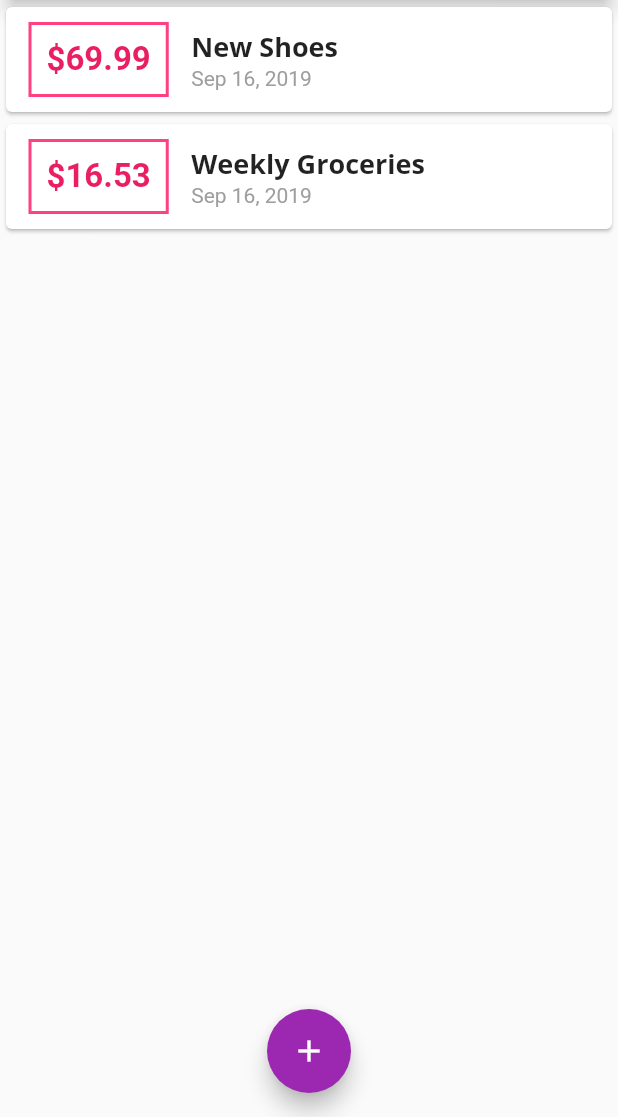
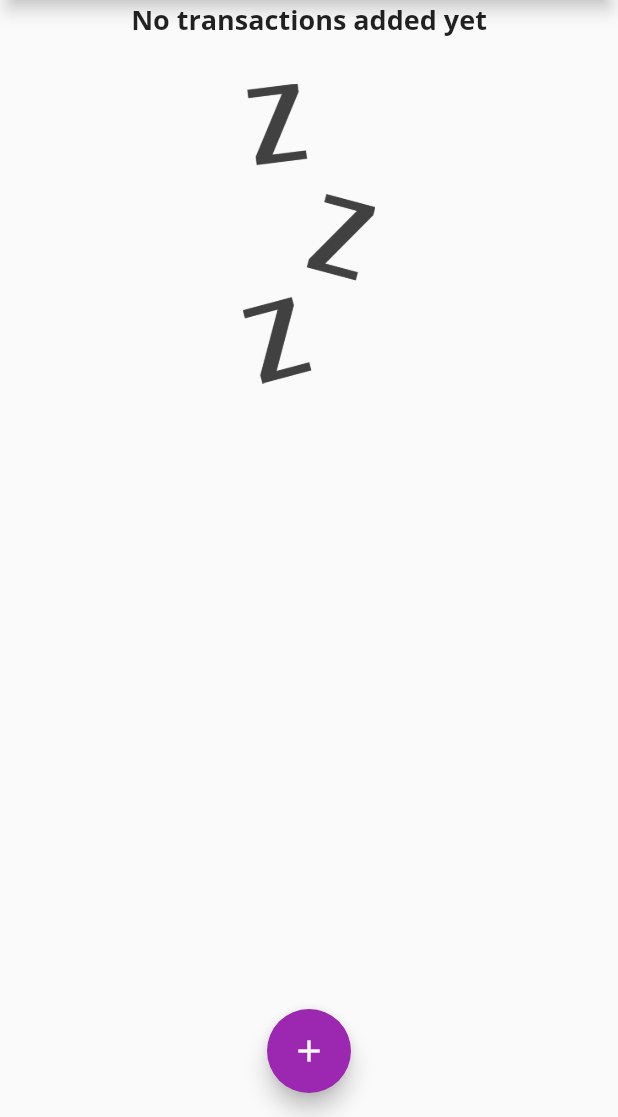
Before and after one commit to Fatimamostafa/Flutter, a Flutter app: the screen it shows after launch, on a phone screen of 412 x 824 dp, the part 119-1236 px from its top. Run offline on Flutter 3.47's test engine with Material 2 defaults, Android fonts, the phone set to English and light mode, and no system bars.

```diff
--- a/lib/main.dart
+++ b/lib/main.dart
@@ -39,7 +39,8 @@ class MyHomePage extends StatefulWidget {
 }
 
 class _MyHomePageState extends State<MyHomePage> {
-  final List<Transaction> _userTransactions = [
+  final List<Transaction> _userTransactions = [];
+  /* final List<Transaction> _userTransactions = [
     Transaction(
       id: 't1',
       title: 'New Shoes',
@@ -52,7 +53,7 @@ class _MyHomePageState extends State<MyHomePage> {
       amount: 16.53,
       date: DateTime.now(),
     ),
-  ];
+  ];*/
 
   void _addNewTransaction(String txTitle, double txAmount) {
     final newTx = Transaction(
--- a/lib/widgets/transaction_list.dart
+++ b/lib/widgets/transaction_list.dart
@@ -10,20 +10,38 @@ class TransactionList extends StatelessWidget {
   @override
   Widget build(BuildContext context) {
     // TODO: implement build
-    return  Container(
+    return Container(
       height: 300,
-      child: ListView.builder(
+      child: transactions.isEmpty
+          ? Column(
+              children: <Widget>[
+                Text(
+                  'No transactions added yet',
+                  style: Theme.of(context).textTheme.title,
+                ),
+                SizedBox(
+                  height: 30,
+                ),
+                Container(
+                    height: 200,
+                    child: Image.asset(
+                      'assets/images/waiting.png',
+                      fit: BoxFit.cover,
+                    )),
+              ],
+            )
+          : ListView.builder(
               itemBuilder: (ctx, index) {
                 return Card(
                   child: Row(
                     children: <Widget>[
                       Container(
                           padding: EdgeInsets.all(10),
-                    margin:
-                    EdgeInsets.symmetric(vertical: 10, horizontal: 15),
+                          margin: EdgeInsets.symmetric(
+                              vertical: 10, horizontal: 15),
                           decoration: BoxDecoration(
-                        border:
-                        Border.all(color: Colors.pinkAccent, width: 2)),
+                              border: Border.all(
+                                  color: Colors.pinkAccent, width: 2)),
                           child: Text(
                             '\$${transactions[index].amount.toStringAsFixed(2)}',
                             style: TextStyle(
@@ -52,5 +70,4 @@ class TransactionList extends StatelessWidget {
             ),
     );
   }
-
 }
--- a/pubspec.yaml
+++ b/pubspec.yaml
@@ -42,8 +42,8 @@ flutter:
   uses-material-design: true
 
   # To add assets to your application, add an assets section, like this:
-  # assets:
-  #  - images/a_dot_burr.jpeg
+  assets:
+    - assets/images/waiting.png
   #  - images/a_dot_ham.jpeg
 
   # An image asset can refer to one or more resolution-specific "variants", see
```
Also changed, not shown: assets/images/waiting.png (added). Lines whose indentation alone changed are shown as unchanged.
